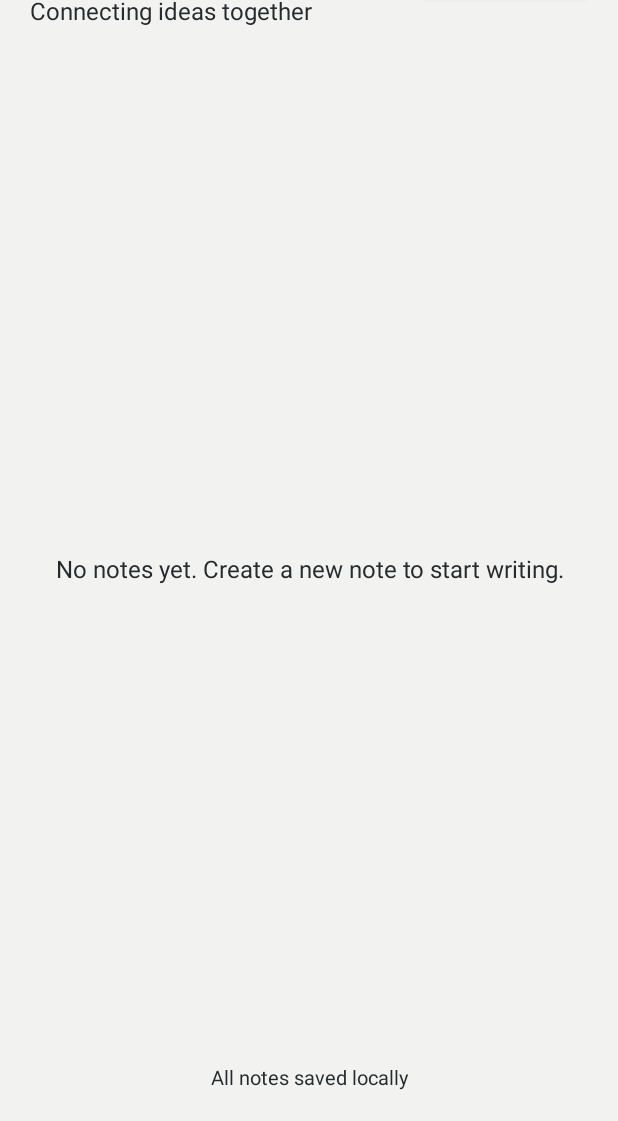
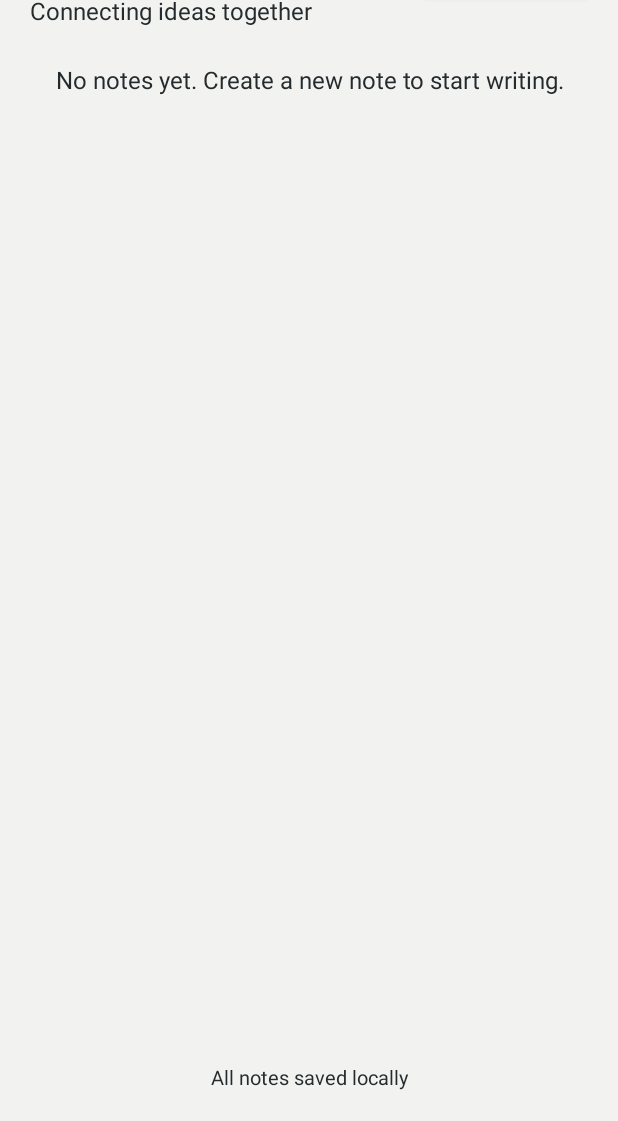
Before and after one commit to akasumitlamba/Weave, an Android app: the screen it shows after launch (LibraryActivity), on a phone screen of 412 x 824 dp, the part 115-1236 px from its top. Run offline under Robolectric (Android 15) with nearby library versions, the phone set to English and light mode, and no system bars.

Commit message:
PR 14: Notes library create open rename duplicate delete
Wire LibraryActivity to WeaveRepository with empty-state New note,
confirmation delete, duplicate with new IDs, and Weave tagline on library.

Co-authored-by: Sumit Kumar <akasumitlamba@users.noreply.github.com>

```diff
--- /dev/null
+++ b/app/src/main/java/com/weave/notebook/data/WeaveRepository.kt
@@ -0,0 +1,9 @@
+package com.weave.notebook.data
+
+/**
+ * Process-wide offline repository. No network. Survives within the app process;
+ * durable SQLite mirroring expands in later backup/migration work.
+ */
+object WeaveRepository {
+    val store: InMemoryNoteStore = InMemoryNoteStore()
+}
--- a/app/src/main/java/com/weave/notebook/ui/EditorActivity.kt
+++ b/app/src/main/java/com/weave/notebook/ui/EditorActivity.kt
@@ -263,6 +263,8 @@ class EditorActivity : AppCompatActivity() {
 
     companion object {
         const val EXTRA_NOTE_TITLE = "extra_note_title"
+        const val EXTRA_NOTE_ID = "extra_note_id"
+
         private const val STATE_TITLE = "state_title"
         private const val STATE_TOOL = "state_tool"
         private const val STATE_WRITE = "state_write"
--- a/app/src/main/res/layout/activity_library.xml
+++ b/app/src/main/res/layout/activity_library.xml
@@ -53,13 +53,26 @@
     <TextView
         android:id="@+id/libraryStatus"
         android:layout_width="match_parent"
-        android:layout_height="0dp"
-        android:layout_marginTop="32dp"
-        android:layout_weight="1"
+        android:layout_height="wrap_content"
+        android:layout_marginTop="24dp"
         android:gravity="center"
         android:text="@string/library_empty_hint"
         android:textColor="@color/charcoal"
         android:textSize="16sp" />
+
+    <ScrollView
+        android:layout_width="match_parent"
+        android:layout_height="0dp"
+        android:layout_marginTop="12dp"
+        android:layout_weight="1">
+
+        <LinearLayout
+            android:id="@+id/notesContainer"
+            android:layout_width="match_parent"
+            android:layout_height="wrap_content"
+            android:orientation="vertical" />
+    </ScrollView>
+
 
     <TextView
         android:layout_width="match_parent"
--- a/app/src/main/res/values/strings.xml
+++ b/app/src/main/res/values/strings.xml
@@ -39,5 +39,14 @@
     <string name="mode_write">Write</string>
     <string name="mode_navigate">Navigate</string>
     <string name="palm_guard">Palm guard</string>
-    <string name="palm_guard_hint">Palm guards block touch locally. Passive is not true hardware palm rejection.</string>
+    <string name="palm_guard_hint">Palm guards block touch locally. This is not true hardware palm rejection.</string>
+    <string name="cancel">Cancel</string>
+    <string name="create">Create</string>
+    <string name="rename">Rename</string>
+    <string name="duplicate">Duplicate</string>
+    <string name="delete">Delete</string>
+    <string name="delete_confirm">Delete \"%1$s\"? This cannot be undone.</string>
+    <string name="note_name_hint">Note name</string>
+    <string name="note_meta_format">%1$d pages · %2$s</string>
+    <string name="more_menu">⋮</string>
 </resources>
```
Also changed, not shown: app/src/main/java/com/weave/notebook/ui/LibraryActivity.kt (+117 -8 lines), app/src/main/res/layout/item_note.xml (added, +43 -0 lines), 2 other files.
